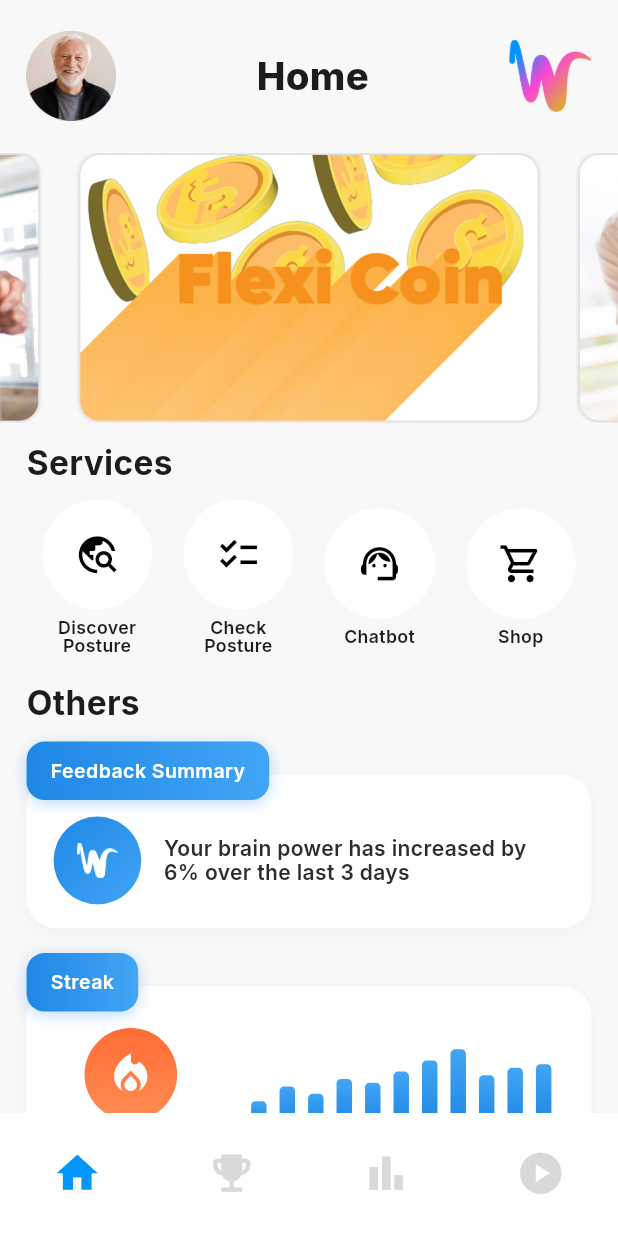
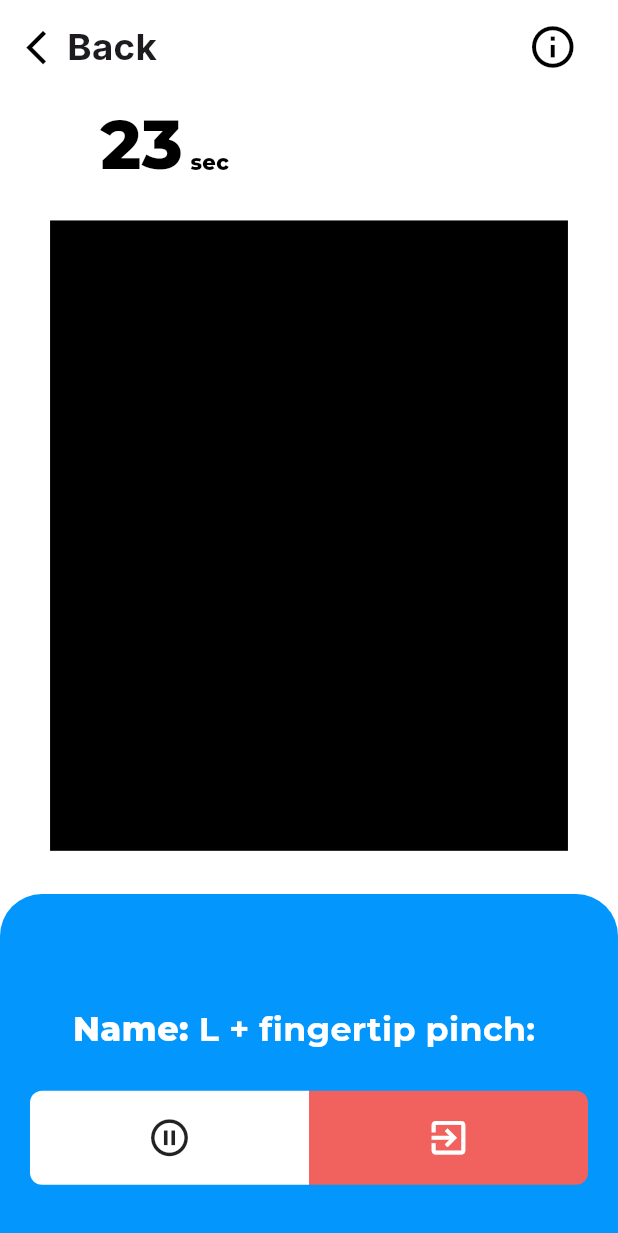
Before and after one commit to pokpong40622/FlexiFlow, a Flutter app: the screen it shows after launch, on a phone screen of 412 x 824 dp. Shown: the top 1233 px of the screen. Run offline on Flutter 3.47's test engine with Material 3 defaults, Android fonts, the phone set to English and light mode, and no system bars; drawn by our look-alikes of carousel_slider; our stand-ins replace google_fonts.

Commit message:
PerfectMatchPlaying before adding Stack widgets

```diff
--- /dev/null
+++ b/lib/Games/PerfectMatchPlaying.dart
@@ -0,0 +1,174 @@
+import 'package:flutter/material.dart';
+import 'package:google_fonts/google_fonts.dart';
+
+class PerfectMatchPlaying extends StatefulWidget {
+  const PerfectMatchPlaying({super.key});
+
+  @override
+  State<PerfectMatchPlaying> createState() => _PerfectMatchPlayingState();
+}
+
+class _PerfectMatchPlayingState extends State<PerfectMatchPlaying> {
+  @override
+  Widget build(BuildContext context) {
+    double screenHeight = MediaQuery.of(context).size.height;
+    double screenWidth = MediaQuery.of(context).size.width;
+
+    return Scaffold(
+      backgroundColor: Color(0xFFFFFFFF),
+      body: Stack(
+        children: [
+          Column(
+            children: [
+              Padding(
+                padding: EdgeInsets.symmetric(horizontal: screenWidth * 0.0425),
+                child: Column(
+                  children: [
+                    SizedBox(height: screenHeight * 0.017),
+                    Row(
+                      crossAxisAlignment: CrossAxisAlignment.center,
+                      children: [
+                        Icon(
+                          Icons.arrow_back_ios,
+                          size: screenWidth * 0.066,
+                          color: Colors.black,
+                        ),
+                        Text(
+                          'Back',
+                          style: GoogleFonts.inter(
+                            fontSize: screenWidth * 0.0594,
+                            fontWeight: FontWeight.w700,
+                          ),
+                        ),
+                        SizedBox(width: screenWidth * 0.6),
+                        Icon(
+                          Icons.info_outline,
+                          size: screenWidth * 0.081,
+                          color: Colors.black,
+                        ),
+                      ],
+                    ),
+                    SizedBox(height: screenHeight * 0.018),
+                    Row(
+                      mainAxisAlignment: MainAxisAlignment.start,
+                      crossAxisAlignment: CrossAxisAlignment.center,
+                      children: [
+                        SizedBox(width: screenWidth * 0.12),
+                        Text(
+                          '23',
+                          style: GoogleFonts.montserrat(
+                            fontWeight: FontWeight.w800,
+                            fontSize: screenWidth * 0.11,
+                            color: Colors.black,
+                          ),
+                        ),
+                        Padding(
+                          padding: EdgeInsetsGeometry.only(
+                            top: screenHeight * 0.029,
+                            left: screenWidth * 0.012,
+                          ),
+                          child: Text(
+                            'sec',
+                            style: GoogleFonts.montserrat(
+                              fontWeight: FontWeight.w800,
+                              fontSize: screenWidth * 0.034,
+                              color: Colors.black,
+                            ),
+                          ),
+                        ),
+                      ],
+                    ),
+                    SizedBox(height: screenHeight * 0.022),
+                    Container(
+                      width: screenWidth * 0.838,
+                      height: screenHeight * 0.51,
+                      color: Colors.black,
+                    ),
+                    SizedBox(height: screenHeight * 0.035),
+                  ],
+                ),
+              ),
+              Expanded(
+                child: Container(
+                  height: screenHeight * 0.27,
+                  width: screenWidth * 1,
+                  child: Column(
+                    crossAxisAlignment: CrossAxisAlignment.center,
+                    children: [
+                      Padding(
+                        padding: EdgeInsetsGeometry.only(
+                          top: screenHeight * 0.09,
+                          bottom: screenHeight * 0.0302,
+                        ),
+                        child: Row(
+                          mainAxisAlignment: MainAxisAlignment.center,
+                          crossAxisAlignment: CrossAxisAlignment.center,
+                          children: [
+                            Text(
+                              'Name: ',
+                              style: GoogleFonts.montserrat(
+                                fontSize: screenWidth * 0.054,
+                                fontWeight: FontWeight.w800,
+                                color: Colors.white,
+                              ),
+                            ),
+                            Text(
+                              'L + fingertip pinch: ',
+                              style: GoogleFonts.montserrat(
+                                fontSize: screenWidth * 0.054,
+                                fontWeight: FontWeight.w700,
+                                color: Colors.white,
+                              ),
+                            ),
+                          ],
+                        ),
+                      ),
+                      Row(
+                        mainAxisAlignment: MainAxisAlignment.center,
+                        crossAxisAlignment: CrossAxisAlignment.center,
+                        children: [
+                          Container(
+                            height: screenHeight * 0.07616,
+                            width: screenWidth * 0.4515,
+                            child: Icon(
+                              Icons.pause_circle_outlined,
+                              size: screenWidth * 0.072,
+                            ),
+                            decoration: BoxDecoration(
+                              borderRadius: BorderRadius.only( topLeft: Radius.circular(8), bottomLeft: Radius.circular(8)),
+                              color: Colors.white
+                            ),
+                          ),
+                          Container(
+                            height: screenHeight * 0.07616,
+                            width: screenWidth * 0.4515,
+                            child: Icon(
+                              Icons.exit_to_app_outlined,
+                              size: screenWidth * 0.072,
+                              color: Colors.white,
+                            ),
+                            decoration: BoxDecoration(
+                              borderRadius: BorderRadius.only( topRight: Radius.circular(8), bottomRight: Radius.circular(8)),
+                              color: Color(0xFFF1615D)
+                            ),
+                          )
+                        ],
+                      )
+                    ],
+                  ),
+                  decoration: BoxDecoration(
+                    color: Color(0xFF0397FD),
+                    borderRadius: BorderRadius.only(
+                      topLeft: Radius.circular(28),
+                      topRight: Radius.circular(28),
+                    ),
+                  ),
+                ),
+              ),
+            ],
+          ),
+        ],
+      ),
+    );
+  }
+}
--- a/lib/Pages/HomePage.dart
+++ b/lib/Pages/HomePage.dart
@@ -133,15 +133,18 @@ class _HomePageState extends State<HomePage> {
                               child: _buildServicesButton(
                                 icon: Icons.travel_explore,
                                 label: "Discover Posture",
+                                ColorCode: Color(0xFF0262A4),
                               ),
                             ),
                             _buildServicesButton(
                               icon: Icons.checklist,
                               label: "Check Posture",
+                              ColorCode: Color(0xFF0397FD),
                             ),
                             _buildServicesButton(
                               icon: Icons.support_agent,
                               label: "Chatbot",
+                              ColorCode: Color(0xFF02C2FC),
                             ),
                             GestureDetector(
                               onTap: () {
@@ -156,6 +159,7 @@ class _HomePageState extends State<HomePage> {
                               child: _buildServicesButton(
                                 icon: Icons.shopping_cart_outlined,
                                 label: "Shop",
+                                ColorCode: Color(0xFF7EDBF9)
                               ),
                             ),
                           ],
@@ -191,7 +195,7 @@ class _HomePageState extends State<HomePage> {
 
   //Widget section
 
-  Widget _buildServicesButton({required IconData icon, required String label}) {
+  Widget _buildServicesButton({required IconData icon, required String label, required Color ColorCode}) {
     double screenHeight = MediaQuery.of(context).size.height;
     double screenWidth = MediaQuery.of(context).size.width;
     return Column(
@@ -204,7 +208,7 @@ class _HomePageState extends State<HomePage> {
           child: Icon(
             icon,
             size: MediaQuery.of(context).size.width * 0.072,
-            color: Colors.black,
+            color: ColorCode,
           ),
           decoration: BoxDecoration(
             borderRadius: BorderRadius.circular(300),
--- a/lib/main.dart
+++ b/lib/main.dart
@@ -1,3 +1,4 @@
+import 'package:flexiflow/Games/PerfectMatchPlaying.dart';
 import 'package:flexiflow/Others/NavigationBar.dart';
 import 'package:flexiflow/Pages/GetStarted.dart';
 import 'package:flexiflow/Pages/HomePage.dart';
@@ -22,7 +23,7 @@ class MyApp extends StatelessWidget {
   Widget build(BuildContext context) {
     return MaterialApp(
       debugShowCheckedModeBanner: false,
-      home: NavigationBarSet(),
+      home: PerfectMatchPlaying(),
 
     );
   }
```
